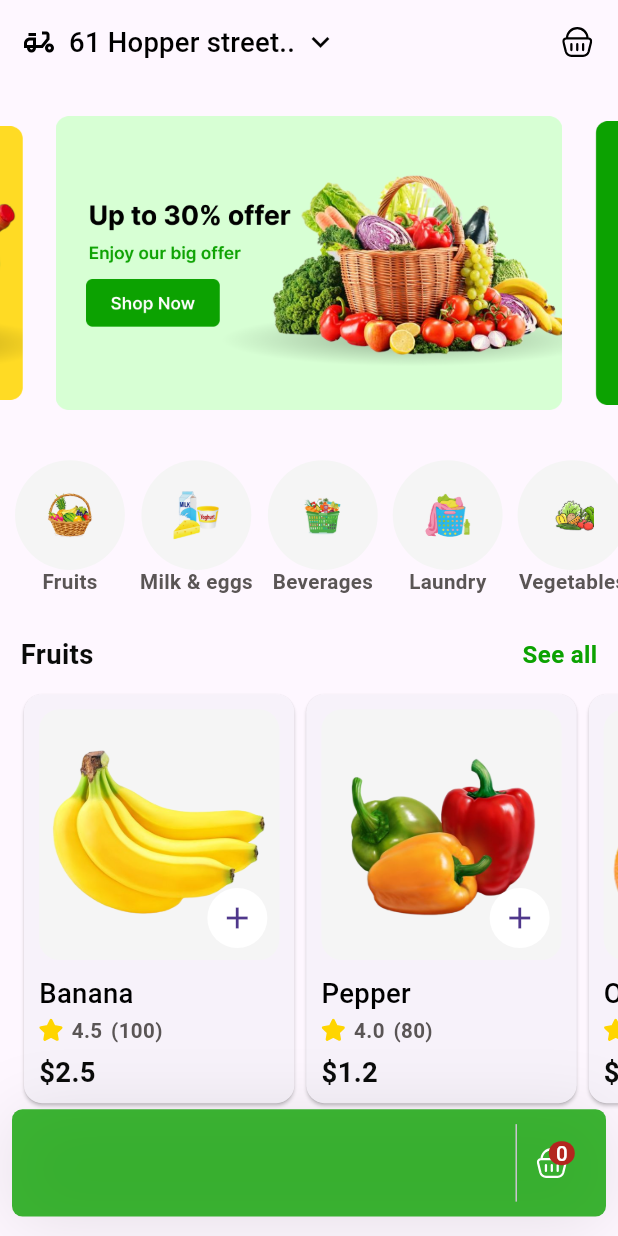
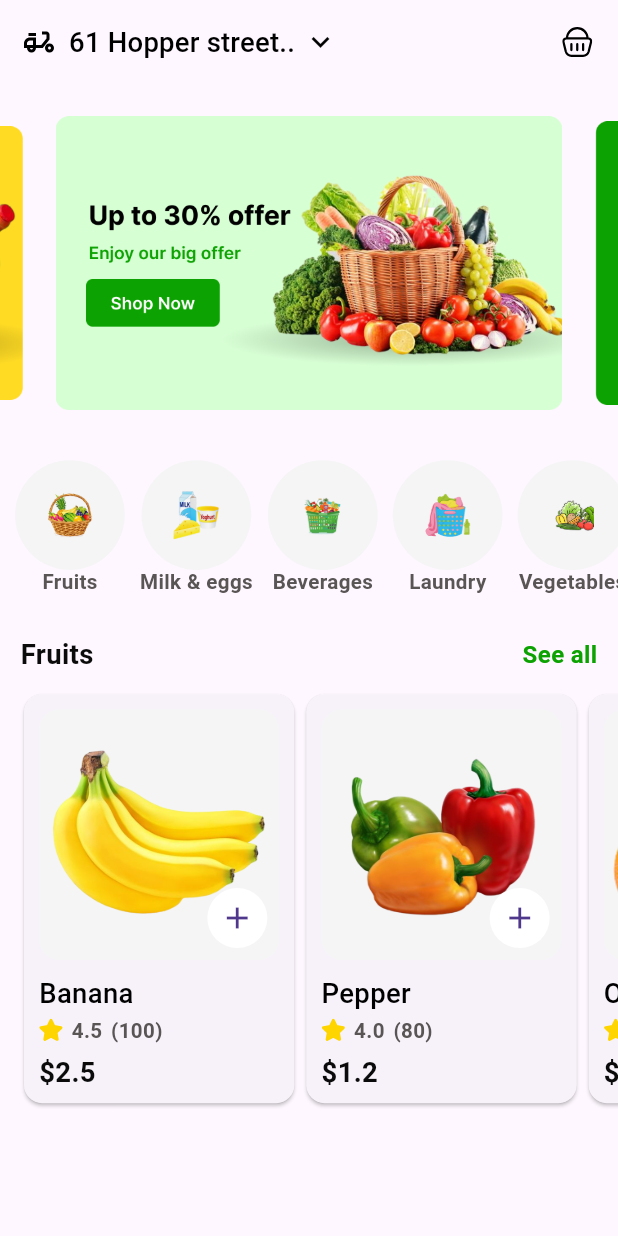
Before and after one commit to AmrElzohairy/fruits_app, a Flutter app: the screen it shows after launch, on a phone screen of 412 x 824 dp. Run offline on Flutter 3.47's test engine with Material 3 defaults, Android fonts, the phone set to English and light mode, and no system bars; drawn by our look-alikes of carousel_slider; our stand-ins replace flutter_bloc, flutter_screenutil, flutter_svg.

```diff
--- a/lib/features/home/presentation/views/home_view.dart
+++ b/lib/features/home/presentation/views/home_view.dart
@@ -18,7 +18,7 @@ class HomeView extends StatelessWidget {
   @override
   Widget build(BuildContext context) {
     return BlocProvider(
-        create: (context) => HomeCartCubit(),
+      create: (context) => HomeCartCubit(),
 
       child: Scaffold(
         appBar: AppBar(
@@ -51,7 +51,13 @@ class HomeView extends StatelessWidget {
                 padding: EdgeInsets.only(left: 12),
                 child: FruitsListView(),
               ),
-              const HomeCart(),
+              BlocBuilder<HomeCartCubit, HomeCartState>(
+                builder: (context, state) {
+                  return context.read<HomeCartCubit>().cartFruits.isNotEmpty
+                      ? const HomeCart()
+                      : const SizedBox.shrink();
+                },
+              ),
             ],
           ),
         ),
```
